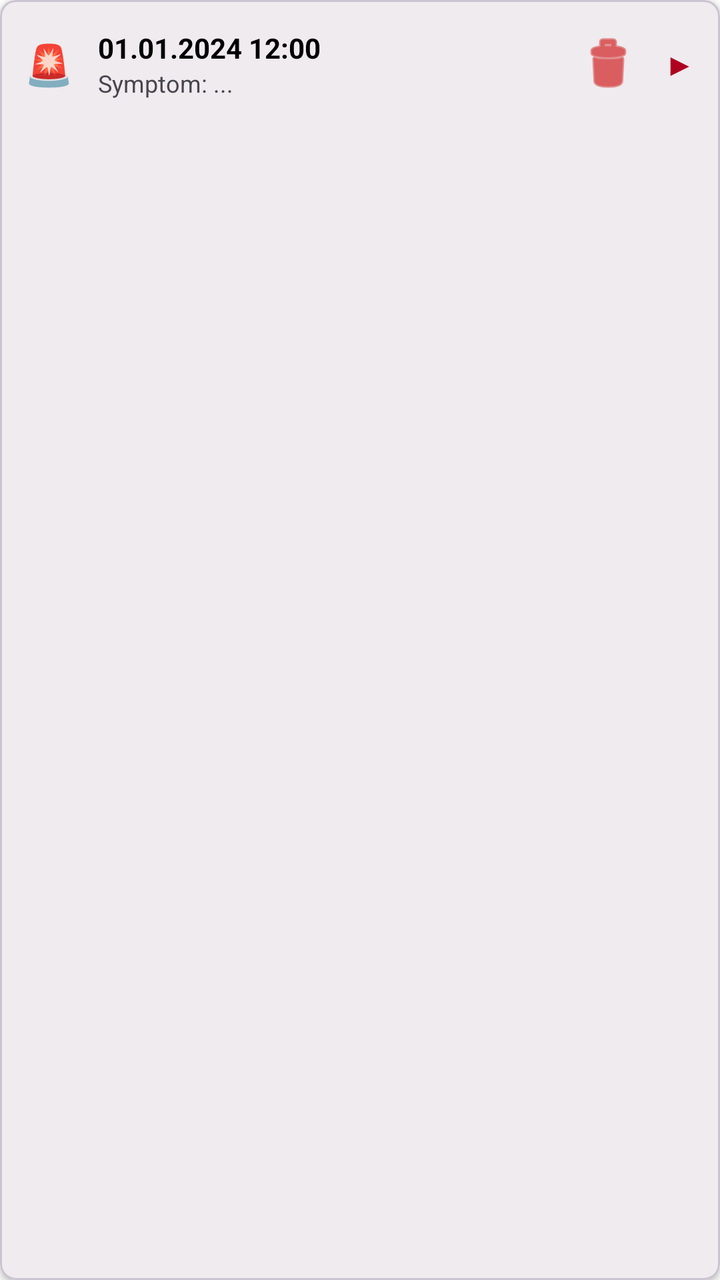
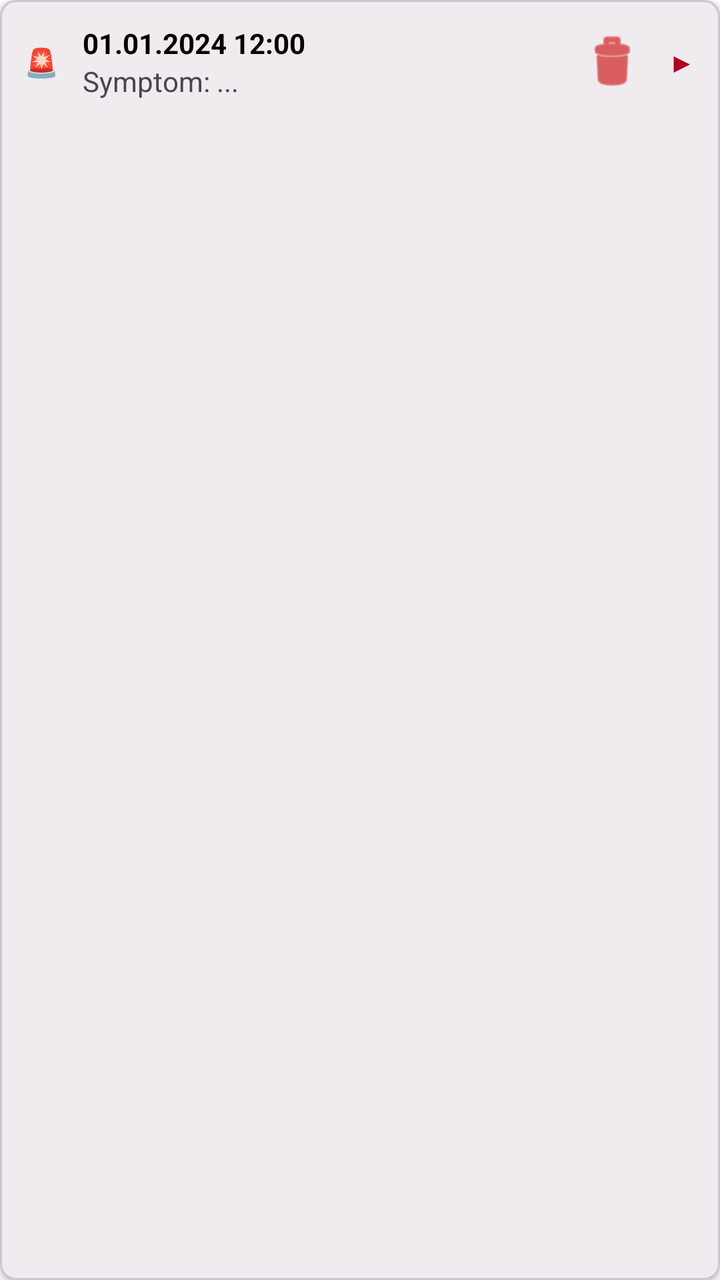

Screens rendered from an Android XML layout before and after an edit, with the pre-edit source and the edit as a unified diff.
<!-- AndroidManifest.xml: application theme Theme.HundeWildnis -->
<!-- res/layout/item_emergency_report.xml -->
<?xml version="1.0" encoding="utf-8"?>
<com.google.android.material.card.MaterialCardView xmlns:android="http://schemas.android.com/apk/res/android"
    xmlns:app="http://schemas.android.com/apk/res-auto"
    android:layout_width="match_parent"
    android:layout_height="wrap_content"
    android:layout_margin="4dp"
    app:cardCornerRadius="8dp"
    app:cardElevation="2dp">

    <LinearLayout
        android:layout_width="match_parent"
        android:layout_height="wrap_content"
        android:orientation="horizontal"
        android:padding="12dp"
        android:gravity="center_vertical"
        android:background="?attr/selectableItemBackground">

        <TextView
            android:layout_width="wrap_content"
            android:layout_height="wrap_content"
            android:text="🚨"
            android:textSize="20sp"
            android:layout_marginEnd="12dp" />

        <LinearLayout
            android:id="@+id/reportClickArea"
            android:layout_width="0dp"
            android:layout_height="wrap_content"
            android:layout_weight="1"
            android:orientation="vertical"
            android:clickable="true"
            android:focusable="true">

            <TextView
                android:id="@+id/tvReportDate"
                android:layout_width="wrap_content"
                android:layout_height="wrap_content"
                android:text="01.01.2024 12:00"
                android:textSize="14sp"
                android:textStyle="bold"
                android:textColor="?android:attr/textColorPrimary" />

            <TextView
                android:id="@+id/tvReportSummary"
                android:layout_width="wrap_content"
                android:layout_height="wrap_content"
                android:text="Symptom: ..."
                android:textSize="12sp"
                android:textColor="?android:attr/textColorSecondary" />
        </LinearLayout>

        <ImageButton
            android:id="@+id/btnDeleteReport"
            android:layout_width="40dp"
            android:layout_height="40dp"
            android:background="?attr/selectableItemBackgroundBorderless"
            android:src="@android:drawable/ic_menu_delete"
            app:tint="@android:color/holo_red_dark"
            android:contentDescription="Löschen" />

        <TextView
            android:layout_width="wrap_content"
            android:layout_height="wrap_content"
            android:text="▶"
            android:textSize="16sp"
            android:textColor="#B00020"
            android:layout_marginStart="8dp" />

    </LinearLayout>

</com.google.android.material.card.MaterialCardView>
<!-- resources referenced by this layout -->
<resources>
  <style name="Base.Theme.HundeWildnis" parent="Theme.Material3.Light.NoActionBar">
          <item name="colorPrimary">#2d5016</item>
          <item name="colorPrimaryVariant">#1a3009</item>
          <item name="colorOnPrimary">#FFFFFF</item>
          <item name="colorSecondary">#6b8e4e</item>
          <item name="colorSecondaryVariant">#4a6135</item>
          <item name="colorOnSecondary">#000000</item>
          <item name="android:statusBarColor">?attr/colorPrimaryVariant</item>
  
          <item name="android:navigationBarColor">@android:color/transparent</item>
          <item name="android:windowLightStatusBar">true</item>
          <item name="android:windowLightNavigationBar">true</item>
          <item name="android:enforceNavigationBarContrast" tools:targetApi="q">false</item>
          <item name="android:enforceStatusBarContrast" tools:targetApi="q">false</item>
  
          
          <item name="colorAccent">#2d5016</item>
          <item name="android:textColorPrimary">#000000</item>
  
          
          <item name="materialAlertDialogTheme">@style/AlertDialogTheme</item>
  
          
          <item name="actionMenuTextColor">#FFFFFF</item>
  
          
          <item name="android:windowBackground">#FFFFFF</item>
          <item name="android:colorBackground">#FFFFFF</item>
      </style>
  <style name="AlertDialogTheme" parent="ThemeOverlay.Material3.MaterialAlertDialog">
          
          <item name="colorSurface">#FFFFFF</item>
  
          
          <item name="colorOnSurface">#000000</item>
          <item name="android:textColorPrimary">#000000</item>
  
          
          <item name="buttonBarPositiveButtonStyle">@style/DialogButtonStyle.Light</item>
          <item name="buttonBarNegativeButtonStyle">@style/DialogButtonStyle.Light</item>
          <item name="buttonBarNeutralButtonStyle">@style/DialogButtonStyle.Light</item>
      </style>
  <style name="DialogButtonStyle.Light" parent="Widget.Material3.Button.TextButton.Dialog">
          
          <item name="android:textColor">#2d5016</item>
  
          
          <item name="backgroundTint">@android:color/transparent</item>
  
          
          <item name="rippleColor">#332d5016</item>
      </style>
  <!-- unchanged entries left out for length: 1 -->
</resources>

<!-- the commit's change to res/layout/item_emergency_report.xml (unified diff, before → after) -->
@@ -19,7 +19,7 @@
             android:layout_width="wrap_content"
             android:layout_height="wrap_content"
             android:text="🚨"
-            android:textSize="20sp"
+            android:textSize="@dimen/text_body_medium"
             android:layout_marginEnd="12dp" />
 
         <LinearLayout
@@ -36,7 +36,7 @@
                 android:layout_width="wrap_content"
                 android:layout_height="wrap_content"
                 android:text="01.01.2024 12:00"
-                android:textSize="14sp"
+                android:textSize="@dimen/text_body_medium"
                 android:textStyle="bold"
                 android:textColor="?android:attr/textColorPrimary" />
 
@@ -45,14 +45,14 @@
                 android:layout_width="wrap_content"
                 android:layout_height="wrap_content"
                 android:text="Symptom: ..."
-                android:textSize="12sp"
+                android:textSize="@dimen/text_body_medium"
                 android:textColor="?android:attr/textColorSecondary" />
         </LinearLayout>
 
         <ImageButton
             android:id="@+id/btnDeleteReport"
             android:layout_width="40dp"
-            android:layout_height="40dp"
+            android:layout_height="wrap_content"
             android:background="?attr/selectableItemBackgroundBorderless"
             android:src="@android:drawable/ic_menu_delete"
             app:tint="@android:color/holo_red_dark"
@@ -62,7 +62,7 @@
             android:layout_width="wrap_content"
             android:layout_height="wrap_content"
             android:text="▶"
-            android:textSize="16sp"
+            android:textSize="@dimen/text_body_medium"
             android:textColor="#B00020"
             android:layout_marginStart="8dp" />
 
<!-- resource entries referenced after the edit -->
@@ -1,17 +1,21 @@
 <!-- resources referenced by this layout -->
 <resources>
+  <dimen name="text_body_medium">14sp</dimen>
   <style name="Base.Theme.HundeWildnis" parent="Theme.Material3.Light.NoActionBar">
+          
+          <item name="materialButtonStyle">@style/Widget.App.Button</item>
+  
           <item name="colorPrimary">#2d5016</item>
           <item name="colorPrimaryVariant">#1a3009</item>
           <item name="colorOnPrimary">#FFFFFF</item>
           <item name="colorSecondary">#6b8e4e</item>
           <item name="colorSecondaryVariant">#4a6135</item>
           <item name="colorOnSecondary">#000000</item>
-          <item name="android:statusBarColor">?attr/colorPrimaryVariant</item>
-  
+          <item name="android:statusBarColor">@android:color/transparent</item>
           <item name="android:navigationBarColor">@android:color/transparent</item>
+          <item name="android:windowDrawsSystemBarBackgrounds">true</item>
           <item name="android:windowLightStatusBar">true</item>
-          <item name="android:windowLightNavigationBar">true</item>
+          <item name="android:windowLightNavigationBar" tools:targetApi="27">true</item>
           <item name="android:enforceNavigationBarContrast" tools:targetApi="q">false</item>
           <item name="android:enforceStatusBarContrast" tools:targetApi="q">false</item>
   
@@ -21,13 +25,26 @@
   
           
           <item name="materialAlertDialogTheme">@style/AlertDialogTheme</item>
+          <item name="alertDialogTheme">@style/AlertDialogTheme</item>
   
           
           <item name="actionMenuTextColor">#FFFFFF</item>
+          <item name="actionOverflowButtonStyle">@style/Widget.App.Overflow</item>
   
           
           <item name="android:windowBackground">#FFFFFF</item>
           <item name="android:colorBackground">#FFFFFF</item>
+      </style>
+  <style name="Widget.App.Button" parent="Widget.Material3.Button">
+          <item name="autoSizeTextType">uniform</item>
+          <item name="autoSizeMinTextSize">12sp</item>
+          <item name="autoSizeMaxTextSize">@dimen/text_button_large</item>
+          <item name="autoSizeStepGranularity">1sp</item>
+          <item name="android:maxLines">2</item>
+          <item name="android:ellipsize">end</item>
+          <item name="android:paddingStart">16dp</item>
+          <item name="android:paddingEnd">16dp</item>
+          <item name="android:minHeight">60dp</item>
       </style>
   <style name="AlertDialogTheme" parent="ThemeOverlay.Material3.MaterialAlertDialog">
           
@@ -41,10 +58,39 @@
           <item name="buttonBarPositiveButtonStyle">@style/DialogButtonStyle.Light</item>
           <item name="buttonBarNegativeButtonStyle">@style/DialogButtonStyle.Light</item>
           <item name="buttonBarNeutralButtonStyle">@style/DialogButtonStyle.Light</item>
+  
+          
+          <item name="buttonBarStyle">@style/Widget.App.ButtonBar</item>
+  
+          
+          <item name="android:buttonStyle">@style/DialogButtonStyle.Light</item>
       </style>
+  <style name="Widget.App.Overflow" parent="Widget.AppCompat.ActionButton.Overflow">
+          <item name="android:src">@drawable/ic_menu_hamburger</item>
+      </style>
+  <dimen name="text_button_large">20sp</dimen>
   <style name="DialogButtonStyle.Light" parent="Widget.Material3.Button.TextButton.Dialog">
           
           <item name="android:textColor">#2d5016</item>
+  
+          
+          <item name="android:textSize">13sp</item>
+          <item name="android:textAllCaps">false</item>
+          <item name="android:maxLines">2</item>
+          <item name="android:singleLine">false</item>
+          <item name="android:ellipsize">none</item>
+          <item name="autoSizeTextType">uniform</item>
+          <item name="autoSizeMinTextSize">10sp</item>
+          <item name="autoSizeMaxTextSize">16sp</item>
+  
+          
+          <item name="android:paddingStart">2dp</item>
+          <item name="android:paddingEnd">2dp</item>
+          <item name="android:minWidth">0dp</item>
+          <item name="android:insetLeft">0dp</item>
+          <item name="android:insetRight">0dp</item>
+          <item name="android:insetTop">0dp</item>
+          <item name="android:insetBottom">0dp</item>
   
           
           <item name="backgroundTint">@android:color/transparent</item>
@@ -52,6 +98,19 @@
           
           <item name="rippleColor">#332d5016</item>
       </style>
+  <style name="Widget.App.ButtonBar" parent="Widget.AppCompat.ButtonBar.AlertDialog">
+          <item name="android:padding">0dp</item>
+      </style>
+  <!-- drawable ic_menu_hamburger (drawable) -->
+  <vector xmlns:android="http://schemas.android.com/apk/res/android"
+      android:width="24dp"
+      android:height="24dp"
+      android:viewportWidth="24"
+      android:viewportHeight="24">
+      <path
+          android:fillColor="#FFFFFF"
+          android:pathData="M3,18h18v-2H3V18z M3,13h18v-2H3V13z M3,6v2h18V6H3z" />
+  </vector>
   <!-- unchanged entries left out for length: 1 -->
 </resources>
 
